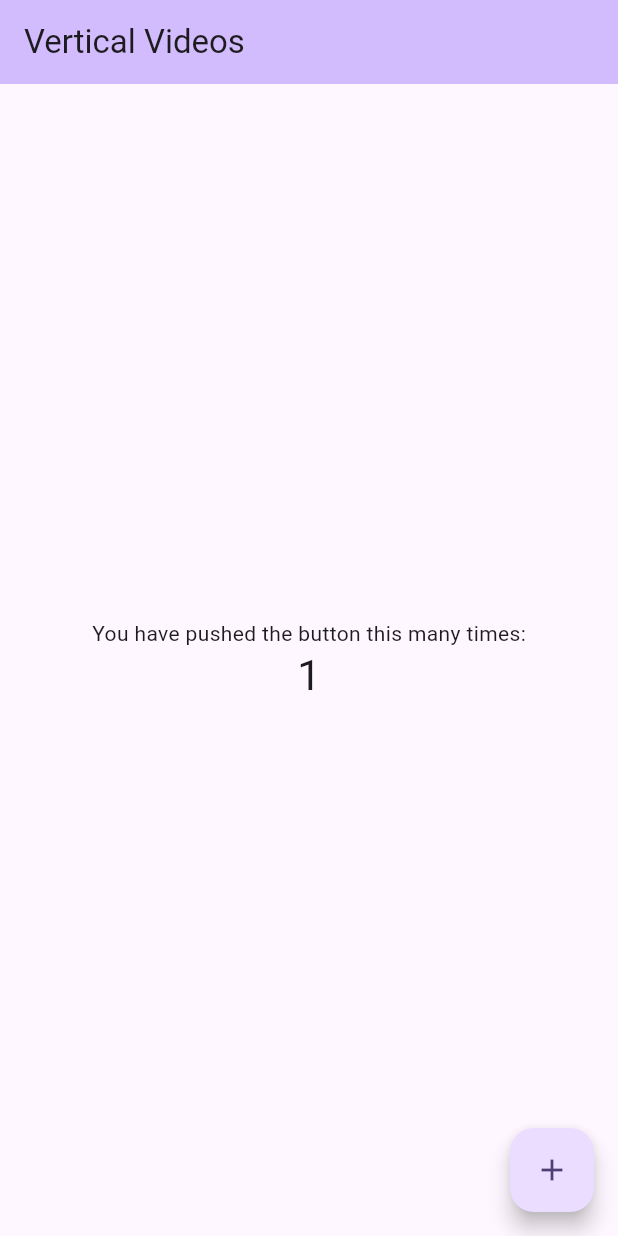
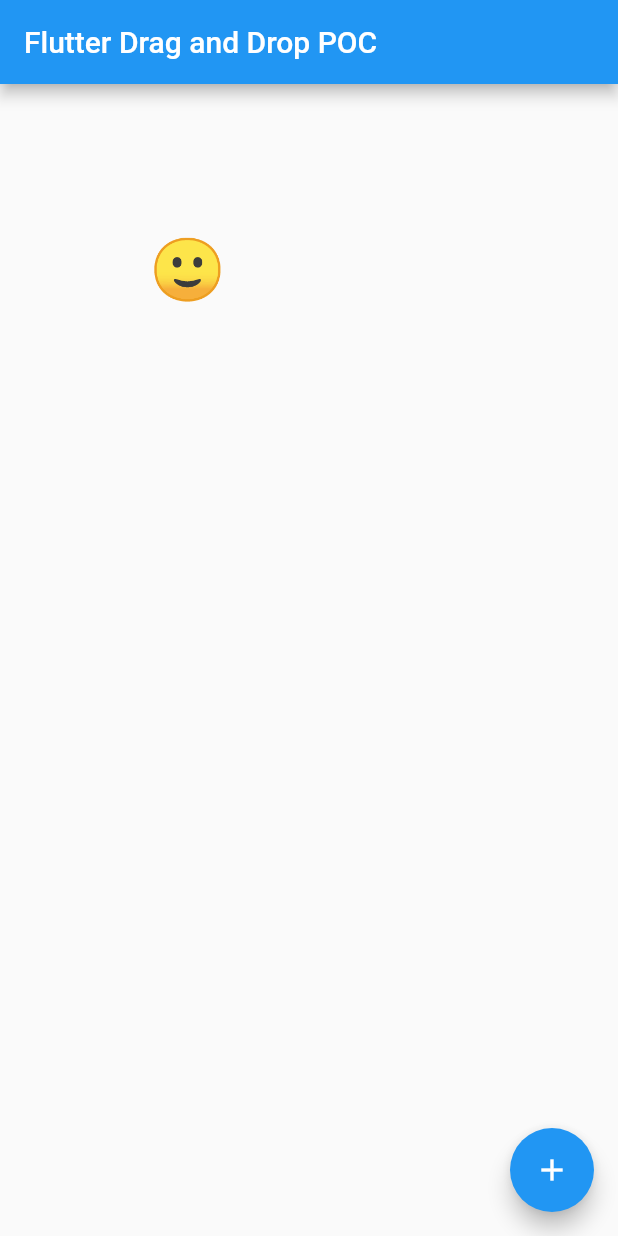
Before and after one commit to aryankush25/vertical_videos, a Flutter app: the screen it shows after launch, after a tap on the "add" icon, on a phone screen of 412 x 824 dp. Run offline on Flutter 3.47's test engine with Material 2 defaults, Android fonts, the phone set to English and light mode, and no system bars.

Commit message:
Update app title and add drag and drop functionality

```diff
--- a/lib/main.dart
+++ b/lib/main.dart
@@ -1,40 +1,40 @@
 import 'package:flutter/material.dart';
 
 void main() {
-  runApp(const MyApp());
+  runApp(MyApp());
 }
 
 class MyApp extends StatelessWidget {
-  const MyApp({super.key});
-
   @override
   Widget build(BuildContext context) {
     return MaterialApp(
-      title: 'Vertical Videos',
+      title: 'Flutter Drag and Drop POC',
       theme: ThemeData(
-        colorScheme: ColorScheme.fromSeed(seedColor: Colors.deepPurple),
-        useMaterial3: true,
+        primarySwatch: Colors.blue,
       ),
-      home: const MyHomePage(title: 'Vertical Videos'),
+      home: MyHomePage(),
     );
   }
 }
 
 class MyHomePage extends StatefulWidget {
-  const MyHomePage({super.key, required this.title});
-
-  final String title;
-
   @override
-  State<MyHomePage> createState() => _MyHomePageState();
+  _MyHomePageState createState() => _MyHomePageState();
 }
 
 class _MyHomePageState extends State<MyHomePage> {
-  int _counter = 0;
+  Map<Key, Offset> items = {};
 
-  void _incrementCounter() {
+  void addItem(Offset initialPosition) {
+    var newItemKey = UniqueKey();
     setState(() {
-      _counter++;
+      items[newItemKey] = initialPosition;
+    });
+  }
+
+  void updateItemPosition(Key itemKey, Offset newPosition) {
+    setState(() {
+      items[itemKey] = newPosition;
     });
   }
 
@@ -42,28 +42,48 @@ class _MyHomePageState extends State<MyHomePage> {
   Widget build(BuildContext context) {
     return Scaffold(
       appBar: AppBar(
-        backgroundColor: Theme.of(context).colorScheme.inversePrimary,
-        title: Text(widget.title),
+        title: Text('Flutter Drag and Drop POC'),
       ),
-      body: Center(
-        child: Column(
-          mainAxisAlignment: MainAxisAlignment.center,
-          children: <Widget>[
-            const Text(
-              'You have pushed the button this many times:',
-            ),
-            Text(
-              '$_counter',
-              style: Theme.of(context).textTheme.headlineMedium,
-            ),
-          ],
-        ),
+      body: Stack(
+        children: items.entries.map((entry) {
+          return _buildDraggableItem(entry.key, entry.value);
+        }).toList(),
       ),
       floatingActionButton: FloatingActionButton(
-        onPressed: _incrementCounter,
-        tooltip: 'Increment',
-        child: const Icon(Icons.add),
-      ), // This trailing comma makes auto-formatting nicer for build methods.
+        onPressed: () => addItem(Offset(100, 100)),
+        tooltip: 'Add Emoji',
+        child: Icon(Icons.add),
+      ),
+    );
+  }
+
+  Widget _buildDraggableItem(Key key, Offset initialPosition) {
+    return Positioned(
+      left: initialPosition.dx,
+      top: initialPosition.dy,
+      child: Draggable(
+        data: key,
+        child: EmojiText('🙂'),
+        feedback: Material(
+          child: EmojiText('🙂'),
+          elevation: 4.0,
+        ),
+        onDragEnd: (details) => updateItemPosition(key, details.offset),
+      ),
     );
   }
 }
+
+class EmojiText extends StatelessWidget {
+  final String emoji;
+
+  EmojiText(this.emoji);
+
+  @override
+  Widget build(BuildContext context) {
+    return Text(
+      emoji,
+      style: TextStyle(fontSize: 40),
+    );
+  }
+}
```
